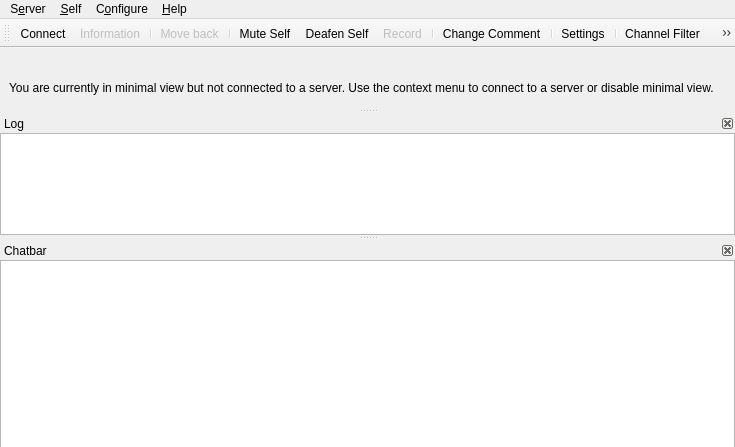
The window that src/mumble/MainWindow.ui (mumble-voip/mumble) describes before a commit, drawn with Qt 5.
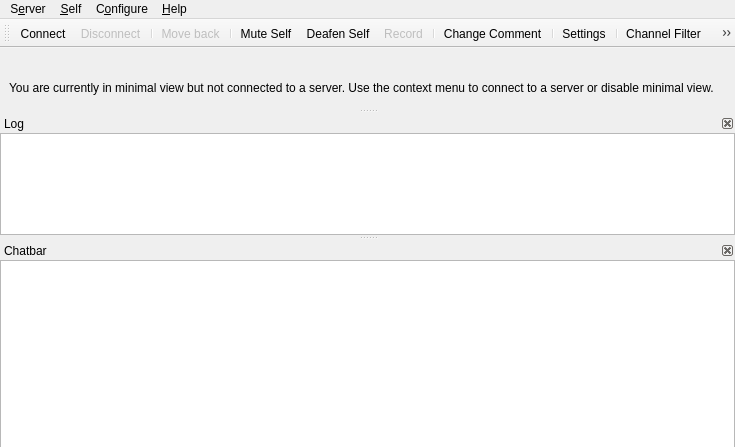
The same window after the commit. Icons and pictures are not drawn. Custom widgets are drawn as their Qt base class.

Commit message: CHANGE: Replace "Server Information" action with "Disconnect" in Toolbar

```diff
--- a/src/mumble/MainWindow.ui
+++ b/src/mumble/MainWindow.ui
@@ -180,7 +180,7 @@
     <bool>false</bool>
    </attribute>
    <addaction name="qaServerConnect"/>
-   <addaction name="qaServerInformation"/>
+   <addaction name="qaServerDisconnect"/>
    <addaction name="separator"/>
    <addaction name="qaMoveBack"/>
    <addaction name="separator"/>
```
